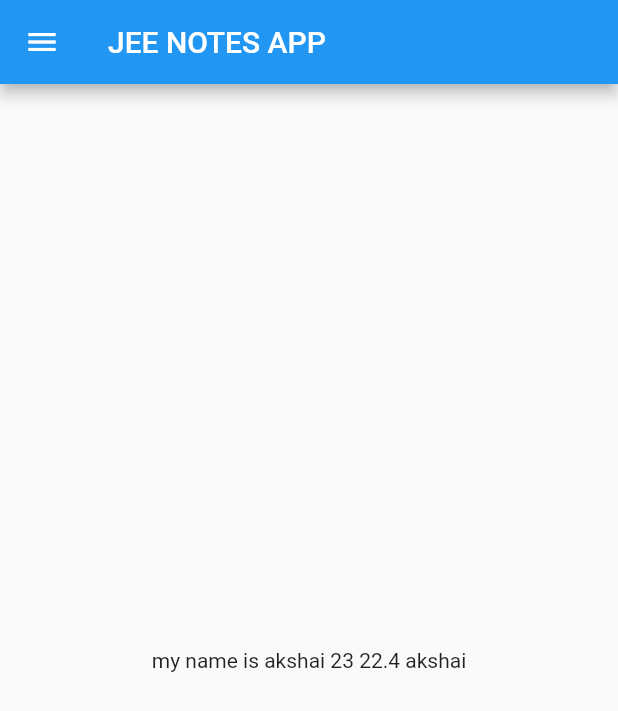
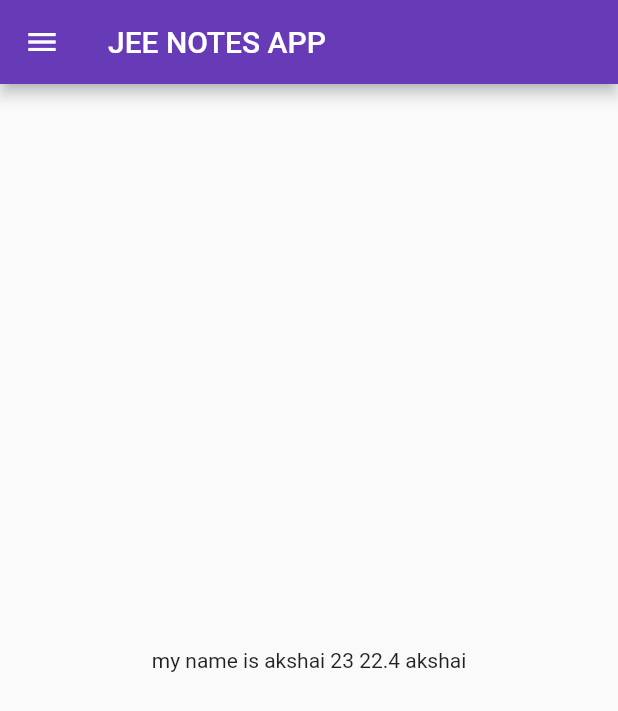
Before and after one commit to Johan-Monster/Catalog-App, a Flutter app: the screen it shows after launch, on a phone screen of 412 x 824 dp. Shown: the top 711 px of the screen. Run offline on Flutter 3.47's test engine with Material 2 defaults, Android fonts, the phone set to English and light mode, and no system bars.

Commit message:
day 3 completed

```diff
--- a/lib/main.dart
+++ b/lib/main.dart
@@ -1,6 +1,7 @@
 import 'package:flutter/material.dart';
 
-import 'homepage.dart';
+import 'login_page.dart';
+import 'pages/homepage.dart';
 
 void main() {
   runApp(MyApp());
@@ -15,7 +16,16 @@ class MyApp extends StatelessWidget {
   @override
   Widget build(BuildContext context) {
     return MaterialApp(
-      home: HomePage(),
+      // home: HomePage(),
+      themeMode: ThemeMode.light,
+      theme: ThemeData(primarySwatch: Colors.deepPurple),
+      darkTheme: ThemeData(
+          brightness: Brightness.dark, primarySwatch: Colors.deepOrange),
+      // initialRoute: "/Home",
+      routes: {
+        "/Login": (context) => LoginPage(),
+        "/": (context) => HomePage(),
+      },
     );
   }
 }
```
Also changed, not shown: lib/login_page.dart (added, +20 -0 lines), lib/pages/homepage.dart (renamed from lib/homepage.dart).
